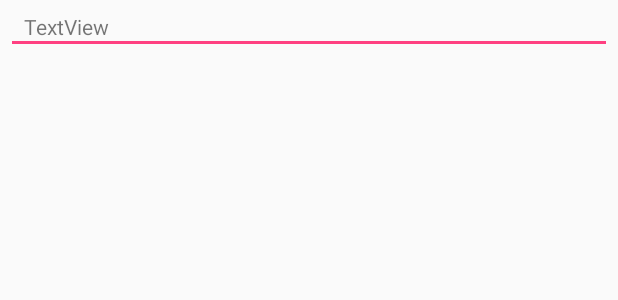
After one commit to Masrepus/Timesheet, an Android app: the layout item_date_separator.xml on its own in the app's theme, with its tools: preview values and no code run, on a phone screen of 412 x 824 dp. The commit adds this screen. Shown: the top 300 px of the screen. Run offline under Robolectric (Android 15) with nearby library versions, the phone set to English and light mode, and no system bars.

Commit message:
sort and separate timerecords by date when displaying

```diff
--- /dev/null
+++ b/app/src/main/res/layout/item_date_separator.xml
@@ -0,0 +1,28 @@
+<?xml version="1.0" encoding="utf-8"?>
+<android.support.constraint.ConstraintLayout xmlns:android="http://schemas.android.com/apk/res/android"
+    xmlns:app="http://schemas.android.com/apk/res-auto"
+    xmlns:tools="http://schemas.android.com/tools"
+    android:layout_width="match_parent"
+    android:layout_height="wrap_content">
+
+    <TextView
+        android:id="@+id/tv_date"
+        android:layout_width="wrap_content"
+        android:layout_height="wrap_content"
+        android:layout_marginStart="16dp"
+        android:layout_marginTop="8dp"
+        android:text="TextView"
+        app:layout_constraintStart_toStartOf="parent"
+        app:layout_constraintTop_toTopOf="parent" />
+
+    <LinearLayout
+        android:layout_width="0dp"
+        android:layout_height="2dp"
+        android:layout_marginEnd="8dp"
+        android:layout_marginStart="8dp"
+        android:background="?attr/colorAccent"
+        android:orientation="vertical"
+        app:layout_constraintEnd_toEndOf="parent"
+        app:layout_constraintStart_toStartOf="parent"
+        app:layout_constraintTop_toBottomOf="@+id/tv_date"></LinearLayout>
+</android.support.constraint.ConstraintLayout>
--- a/app/src/main/res/layout/item_timerecord.xml
+++ b/app/src/main/res/layout/item_timerecord.xml
@@ -28,6 +28,7 @@
         android:layout_marginTop="8dp"
         android:text="start - end"
         android:textAppearance="@android:style/TextAppearance.DeviceDefault.Medium"
+        android:textStyle="bold"
         app:layout_constraintBottom_toTopOf="@+id/tv_comment"
         app:layout_constraintStart_toStartOf="parent"
         app:layout_constraintTop_toTopOf="parent" />
--- a/build.gradle
+++ b/build.gradle
@@ -6,7 +6,7 @@ buildscript {
         jcenter()
     }
     dependencies {
-        classpath 'com.android.tools.build:gradle:3.0.0-alpha8'
+        classpath 'com.android.tools.build:gradle:3.0.0-beta2'
         classpath 'com.google.gms:google-services:3.1.0'
         classpath "org.jetbrains.kotlin:kotlin-gradle-plugin:$kotlin_version"
         // NOTE: Do not place your application dependencies here; they belong
```
Also changed, not shown: app/src/main/java/com/masrepus/timesheet/TimesheetAdapter.java (+70 -8 lines), gradle/wrapper/gradle-wrapper.properties.
